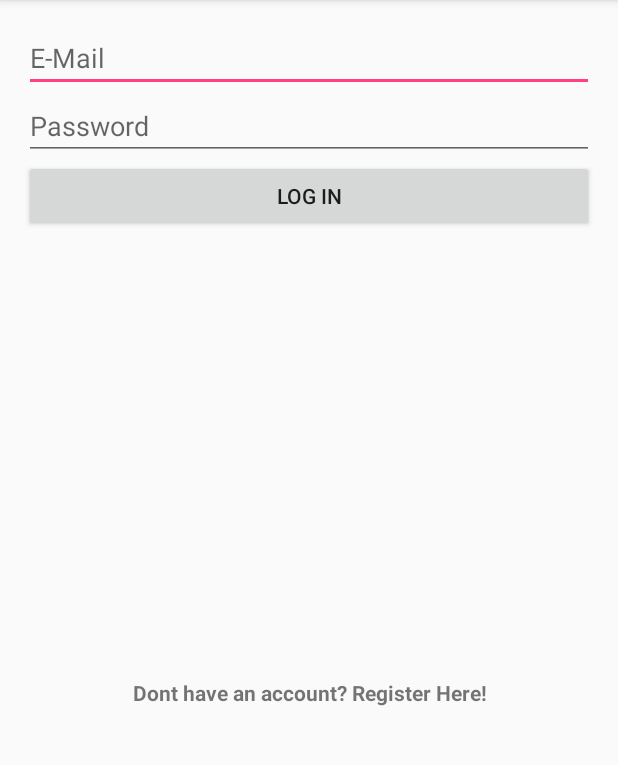
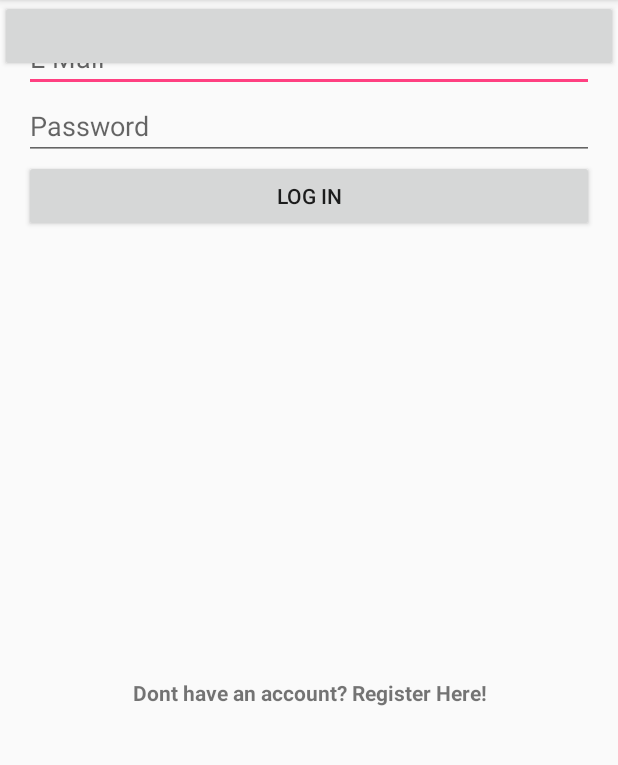
Before and after one commit to thxu93/CharityBell, an Android app: the screen it shows after launch (LoginActivity), on a phone screen of 412 x 824 dp, the part 84-849 px from its top. Run offline under Robolectric (Android 15) with nearby library versions, the phone set to English and light mode, and no system bars; our stand-ins replace Firebase (no records; nobody signed in at launch, a user with empty details on screens opened directly); libraries missing offline, so code that uses them is left out: com.facebook, com.facebook.share; 2 statements that could not run were skipped.

Commit message:
should work with fb

```diff
--- a/app/src/main/java/edu/tacoma/uw/xut/charitybell/LoginActivity.java
+++ b/app/src/main/java/edu/tacoma/uw/xut/charitybell/LoginActivity.java
@@ -10,6 +10,7 @@
 package edu.tacoma.uw.xut.charitybell;
 
 import android.content.Intent;
+import android.net.Uri;
 import android.support.annotation.NonNull;
 import android.support.v7.app.AppCompatActivity;
 import android.os.Bundle;
@@ -20,6 +21,9 @@ import android.widget.EditText;
 import android.widget.TextView;
 import android.widget.Toast;
 
+import com.facebook.FacebookSdk;
+import com.facebook.share.model.ShareLinkContent;
+import com.facebook.share.widget.ShareDialog;
 import com.google.android.gms.tasks.OnCompleteListener;
 import com.google.android.gms.tasks.Task;
 import com.google.firebase.auth.AuthResult;
@@ -34,6 +38,10 @@ public class LoginActivity extends AppCompatActivity {
     private FirebaseAuth mAuth;
     private TextView mRegisterTextLink;
 
+
+    private ShareDialog shareDialog;
+    Button post;
+
     @Override
     protected void onCreate(Bundle savedInstanceState) {
         super.onCreate(savedInstanceState);
@@ -45,6 +53,20 @@ public class LoginActivity extends AppCompatActivity {
         mRegisterTextLink = (TextView) findViewById(R.id.registerTextLink);
         mAuth = FirebaseAuth.getInstance();
 
+
+        FacebookSdk.sdkInitialize(getApplicationContext());
+        shareDialog = new ShareDialog(this);
+
+        post = (Button) findViewById(R.id.button);
+        post.setOnClickListener(new View.OnClickListener() {
+            @Override
+            public void onClick(View v) {
+                ShareLinkContent content = new ShareLinkContent.Builder()
+                        .setQuote("Wow! I just donated $2 by hitting the snooze") //eventually replace two with a number pulled from sqlite
+                        .setContentUrl(Uri.parse("http://www.CharityBell.com")).build();
+                shareDialog.show(content);
+            }
+        });
 
         mLoginButton.setOnClickListener(new View.OnClickListener() {
             @Override
@@ -61,8 +83,6 @@ public class LoginActivity extends AppCompatActivity {
                     Toast.makeText(getApplicationContext(), "Enter password!", Toast.LENGTH_SHORT).show();
                     return;
                 }
-
-
 
                 //authenticate user
                 mAuth.signInWithEmailAndPassword(email, password)
--- a/app/src/main/java/edu/tacoma/uw/xut/charitybell/RecyclerViewAdapter.java
+++ b/app/src/main/java/edu/tacoma/uw/xut/charitybell/RecyclerViewAdapter.java
@@ -13,6 +13,7 @@ import java.util.List;
 public class RecyclerViewAdapter extends RecyclerView.Adapter<RecyclerViewHolders> {
     private List<Alarm> task;
     protected Context context;
+
     public RecyclerViewAdapter(Context context, List<Alarm> task) {
         this.task = task;
         this.context = context;
--- a/app/src/main/res/layout/activity_login.xml
+++ b/app/src/main/res/layout/activity_login.xml
@@ -76,4 +76,10 @@
         tools:layout_constraintRight_creator="1"
         tools:layout_constraintTop_creator="1" />
 
+    <Button
+        android:layout_width="match_parent"
+        android:layout_height="wrap_content"
+        android:layout_marginBottom="20dp"
+        android:id="@+id/button"/>
+
 </android.support.constraint.ConstraintLayout>
--- a/app/src/main/res/values/strings.xml
+++ b/app/src/main/res/values/strings.xml
@@ -1,3 +1,6 @@
 <resources>
     <string name="app_name">CharityBell</string>
+    <string name="facebook_app_id">177001902829290</string>
+    <string name="fb_login_protocol_scheme">fb177001902829290</string>
+
 </resources>
```
Also changed, not shown: app/build.gradle (+6 -2 lines), app/src/main/AndroidManifest.xml (+16 -2 lines), app/src/main/java/edu/tacoma/uw/xut/charitybell/AlarmDialogActivity.java (+23 -0 lines), 671 other files.
